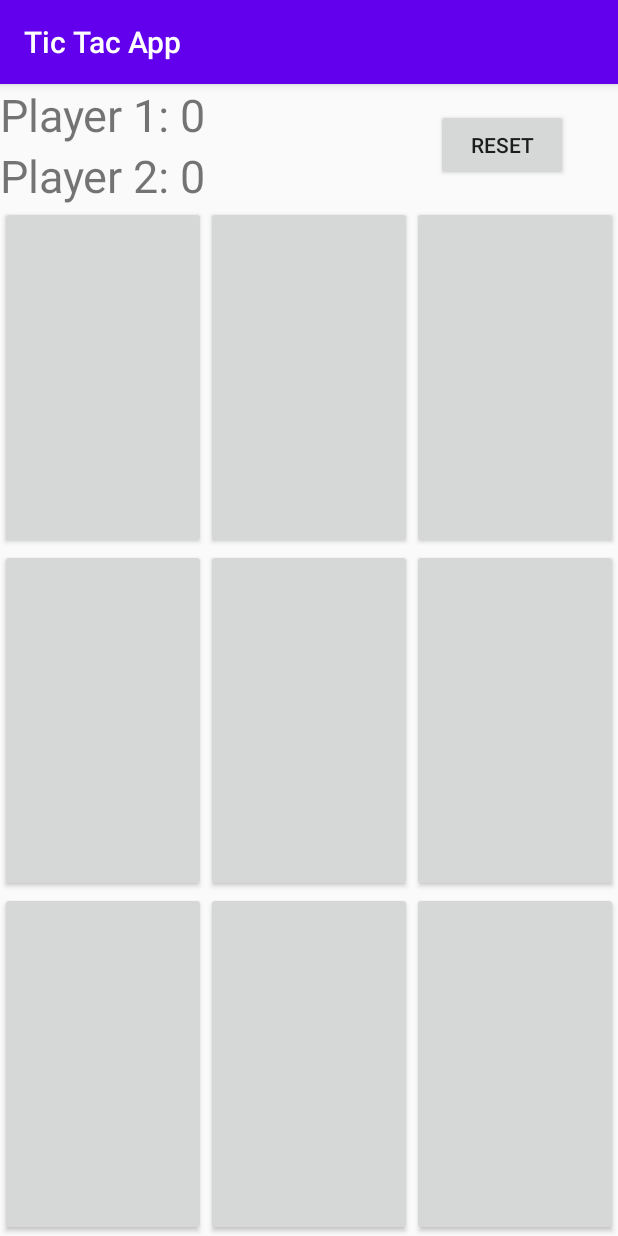
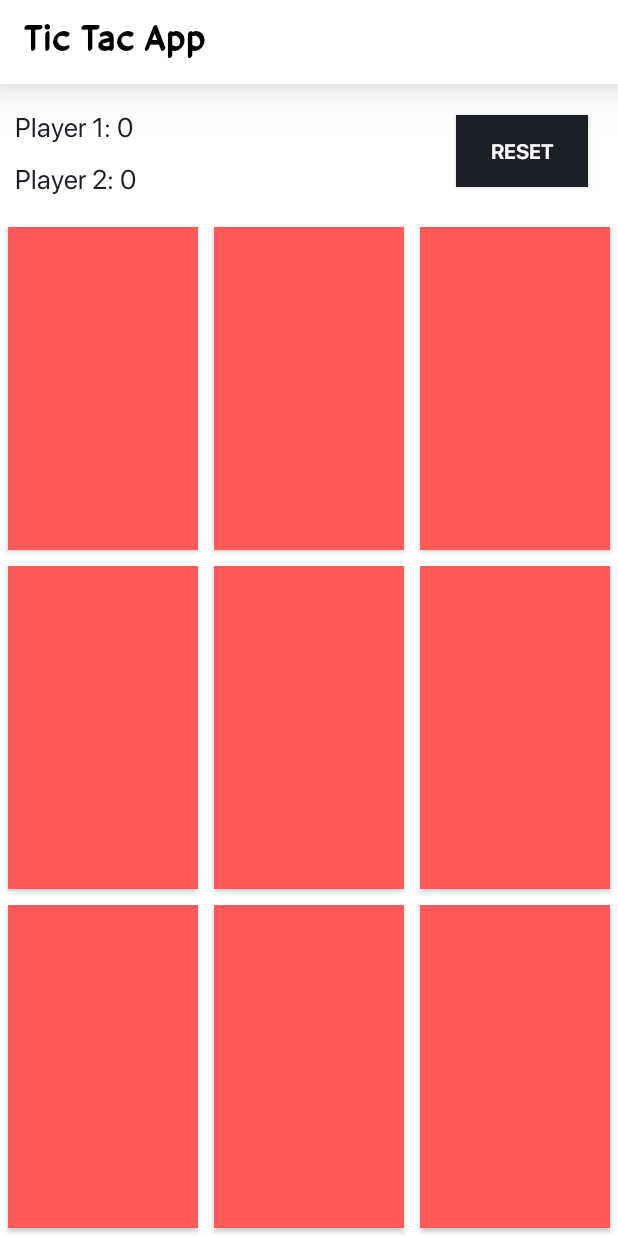
Before and after one commit to Amirkhan5949/Tic-Tac-App, an Android app: the screen it shows after launch (MainActivity), on a phone screen of 412 x 824 dp. Run offline under Robolectric (Android 15) with nearby library versions, the phone set to English and light mode, and no system bars.

Commit message:
gif added successfully

```diff
--- /dev/null
+++ b/app/src/main/java/com/SplashActivity.java
@@ -0,0 +1,30 @@
+package com;
+
+import androidx.appcompat.app.AppCompatActivity;
+
+import android.content.Intent;
+import android.os.Bundle;
+import android.os.Handler;
+import android.view.Window;
+import android.view.WindowManager;
+
+import com.example.tictacapp.R;
+
+public class SplashActivity extends AppCompatActivity {
+
+    @Override
+    protected void onCreate(Bundle savedInstanceState) {
+        super.onCreate(savedInstanceState);
+        requestWindowFeature(Window.FEATURE_NO_TITLE);
+        this.getWindow().setFlags(WindowManager.LayoutParams.FLAG_FULLSCREEN, WindowManager.LayoutParams.FLAG_FULLSCREEN);
+        setContentView(R.layout.activity_splash);
+
+        new Handler().postDelayed(new Runnable() {
+            @Override
+            public void run() {
+                startActivity(new Intent(SplashActivity.this,MainActivity.class));
+                finish();
+            }
+        },3000);
+    }
+}
--- a/app/src/main/res/layout/activity_main.xml
+++ b/app/src/main/res/layout/activity_main.xml
@@ -1,5 +1,7 @@
 <?xml version="1.0" encoding="utf-8"?>
-<LinearLayout xmlns:android="http://schemas.android.com/apk/res/android"
+<LinearLayout
+    android:background="#ffffff"
+    xmlns:android="http://schemas.android.com/apk/res/android"
     xmlns:app="http://schemas.android.com/apk/res-auto"
     xmlns:tools="http://schemas.android.com/tools"
     android:layout_width="match_parent"
@@ -7,32 +9,62 @@
     android:orientation="vertical"
     tools:context="com.MainActivity">
 
+    <androidx.appcompat.widget.Toolbar
+        android:elevation="20dp"
+        android:layout_width="match_parent"
+        android:id="@+id/toolbar"
+        android:background="#FFF"
+        android:layout_height="56dp">
+
+
+        <TextView
+            android:fontFamily="@font/anti_corona"
+            android:layout_width="match_parent"
+            android:layout_height="wrap_content"
+            android:text="@string/app_name"
+            android:textSize="24sp"
+            android:textColor="#000"
+            />
+
+    </androidx.appcompat.widget.Toolbar>
+
     <RelativeLayout
+        android:layout_marginVertical="15dp"
         android:layout_width="match_parent"
         android:layout_height="wrap_content">
 
         <TextView
+            android:layout_marginLeft="10dp"
+            android:fontFamily="@font/simple"
+            android:textColor="#1d1f27"
             android:id="@+id/text_view_p1"
             android:layout_width="wrap_content"
             android:layout_height="wrap_content"
             android:text="Player 1: 0"
-            android:textSize="30sp" />
+            android:textSize="18sp" />
 
         <TextView
+            android:layout_marginLeft="10dp"
+            android:layout_marginTop="10dp"
+            android:fontFamily="@font/simple"
+            android:textColor="#1d1f27"
             android:id="@+id/text_view_p2"
             android:layout_width="wrap_content"
             android:layout_height="wrap_content"
             android:layout_below="@+id/text_view_p1"
             android:text="Player 2: 0"
-            android:textSize="30sp" />
+            android:textSize="18sp" />
 
         <Button
+            android:fontFamily="@font/bold"
+            android:background="#1d1f27"
+            android:textColor="#fff"
             android:id="@+id/button_reset"
             android:layout_width="wrap_content"
             android:layout_height="wrap_content"
             android:layout_alignParentEnd="true"
             android:layout_centerVertical="true"
-            android:layout_marginEnd="33dp"
+            android:layout_marginRight="20dp"
             android:text="reset" />
 
     </RelativeLayout>
@@ -43,6 +75,11 @@
         android:layout_weight="1">
 
         <Button
+
+            android:textColor="#ffffff"
+            android:fontFamily="@font/anti_corona"
+            android:layout_margin="5dp"
+            android:background="#ff5a5a"
             android:id="@+id/button_00"
             android:layout_width="0dp"
             android:layout_height="match_parent"
@@ -50,6 +87,10 @@
             android:textSize="60sp" />
 
         <Button
+            android:textColor="#ffffff"
+            android:fontFamily="@font/anti_corona"
+            android:layout_margin="5dp"
+            android:background="#ff5a5a"
             android:id="@+id/button_01"
             android:layout_width="0dp"
             android:layout_height="match_parent"
@@ -57,6 +98,10 @@
             android:textSize="60sp" />
 
         <Button
+            android:textColor="#ffffff"
+            android:fontFamily="@font/anti_corona"
+            android:layout_margin="5dp"
+            android:background="#ff5a5a"
             android:id="@+id/button_02"
             android:layout_width="0dp"
             android:layout_height="match_parent"
@@ -71,6 +116,10 @@
         android:layout_weight="1">
 
         <Button
+            android:textColor="#ffffff"
+            android:fontFamily="@font/anti_corona"
+            android:layout_margin="5dp"
+            android:background="#ff5a5a"
             android:id="@+id/button_10"
             android:layout_width="0dp"
             android:layout_height="match_parent"
@@ -78,6 +127,10 @@
             android:textSize="60sp" />
 
         <Button
+            android:textColor="#ffffff"
+            android:fontFamily="@font/anti_corona"
+            android:layout_margin="5dp"
+            android:background="#ff5a5a"
             android:id="@+id/button_11"
             android:layout_width="0dp"
             android:layout_height="match_parent"
@@ -85,6 +138,10 @@
             android:textSize="60sp" />
 
         <Button
+            android:textColor="#ffffff"
+            android:fontFamily="@font/anti_corona"
+            android:layout_margin="5dp"
+            android:background="#ff5a5a"
             android:id="@+id/button_12"
             android:layout_width="0dp"
             android:layout_height="match_parent"
@@ -99,6 +156,10 @@
         android:layout_weight="1">
 
         <Button
+            android:textColor="#ffffff"
+            android:fontFamily="@font/anti_corona"
+            android:layout_margin="5dp"
+            android:background="#ff5a5a"
             android:id="@+id/button_20"
             android:layout_width="0dp"
             android:layout_height="match_parent"
@@ -106,6 +167,10 @@
             android:textSize="60sp" />
 
         <Button
+            android:textColor="#ffffff"
+            android:fontFamily="@font/anti_corona"
+            android:layout_margin="5dp"
+            android:background="#ff5a5a"
             android:id="@+id/button_21"
             android:layout_width="0dp"
             android:layout_height="match_parent"
@@ -113,6 +178,10 @@
             android:textSize="60sp" />
 
         <Button
+            android:textColor="#ffffff"
+            android:fontFamily="@font/anti_corona"
+            android:layout_margin="5dp"
+            android:background="#ff5a5a"
             android:id="@+id/button_22"
             android:layout_width="0dp"
             android:layout_height="match_parent"
--- a/app/src/main/res/values/colors.xml
+++ b/app/src/main/res/values/colors.xml
@@ -1,6 +1,6 @@
 <?xml version="1.0" encoding="utf-8"?>
 <resources>
-    <color name="colorPrimary">#6200EE</color>
-    <color name="colorPrimaryDark">#3700B3</color>
+    <color name="colorPrimary">#fff</color>
+    <color name="colorPrimaryDark">#fff</color>
     <color name="colorAccent">#03DAC5</color>
 </resources>
--- a/app/src/main/res/values/styles.xml
+++ b/app/src/main/res/values/styles.xml
@@ -1,7 +1,7 @@
 <resources>
 
     <!-- Base application theme. -->
-    <style name="AppTheme" parent="Theme.AppCompat.Light.DarkActionBar">
+    <style name="AppTheme" parent="Theme.AppCompat.Light.NoActionBar">
         <!-- Customize your theme here. -->
         <item name="colorPrimary">@color/colorPrimary</item>
         <item name="colorPrimaryDark">@color/colorPrimaryDark</item>
```
Also changed, not shown: app/src/main/AndroidManifest.xml (+4 -5 lines), app/src/main/res/drawable/splsh.xml (added, +11 -0 lines), app/src/main/res/layout/activity_splash.xml (added, +35 -0 lines), app/src/main/res/drawable/logo.png (added), app/src/main/res/font/anti_corona.otf (added), app/src/main/res/font/bold.ttf (added), app/src/main/res/font/lucy.otf (added), app/src/main/res/font/roboto.ttf (added), app/src/main/res/font/simple.ttf (added), 1 other file.
